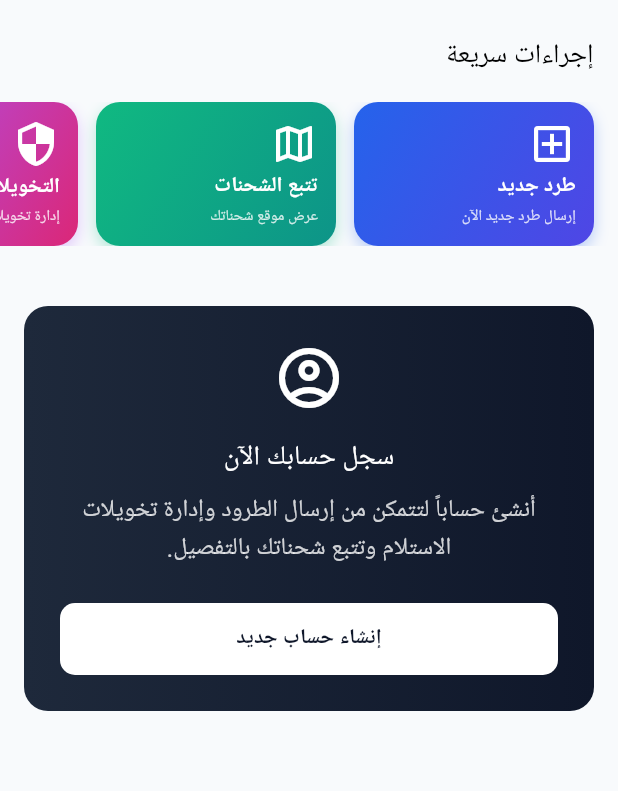
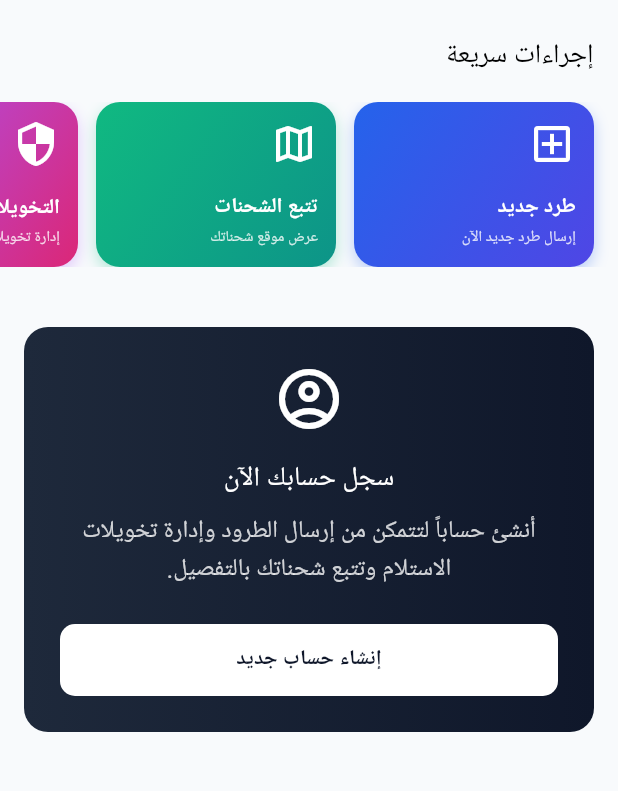
Before and after one commit to assem2023-habib/rma-mobile, a Flutter app: the screen it shows after launch, after a tap on "تسجيل الدخول", after a tap on "زائر", on a phone screen of 412 x 824 dp, the part 180-971 px from its top. Run offline on Flutter 3.47's test engine with Material 3 defaults, Android fonts, the phone set to English and light mode, and no system bars; our stand-ins replace cached_network_image, dartz, dio, equatable, flutter_bloc, flutter_map and 6 more; network calls fail; Roboto replaces fonts that are missing (Cairo).

Commit message:
Fix UI overflows in dashboard and stats cards

```diff
--- a/lib/core/theme/app_dimensions.dart
+++ b/lib/core/theme/app_dimensions.dart
@@ -29,7 +29,7 @@ class AppDimensions {
   static const double bottomNavHeight = 80.0;
   static const double appBarHeight = 72.0;
   static const double mapHeight = 320.0;
-  static const double quickActionCardHeight = 96.0;
+  static const double quickActionCardHeight = 110.0;
   static const double statsCardHeight = 120.0;
 
   // Avatars
--- a/lib/core/widgets/cards/stats_card.dart
+++ b/lib/core/widgets/cards/stats_card.dart
@@ -81,7 +81,7 @@ class StatsCard extends StatelessWidget {
               ),
             ],
           ),
-          const SizedBox(height: AppDimensions.spacing4),
+          const SizedBox(height: AppDimensions.spacing3),
           Text(
             title,
             style: AppTypography.bodySmall.copyWith(
@@ -91,7 +91,7 @@ class StatsCard extends StatelessWidget {
             maxLines: 1,
             overflow: TextOverflow.ellipsis,
           ),
-          const SizedBox(height: AppDimensions.spacing1),
+          const SizedBox(height: AppDimensions.spacing1 / 2),
           FittedBox(
             fit: BoxFit.scaleDown,
             alignment: Alignment.centerRight,
--- a/lib/features/dashboard/presentation/pages/dashboard_home_page.dart
+++ b/lib/features/dashboard/presentation/pages/dashboard_home_page.dart
@@ -397,7 +397,7 @@ class DashboardHomePage extends StatelessWidget {
                       crossAxisSpacing: AppDimensions.spacing3,
                       childAspectRatio: MediaQuery.of(context).size.width > 600
                           ? 1.5
-                          : 1.1,
+                          : 1.0,
                     ),
                     delegate: SliverChildListDelegate([
                       StatsCard(
--- a/lib/features/dashboard/presentation/widgets/quick_action_card.dart
+++ b/lib/features/dashboard/presentation/widgets/quick_action_card.dart
@@ -43,9 +43,12 @@ class QuickActionCard extends StatelessWidget {
         ),
         child: Column(
           crossAxisAlignment: CrossAxisAlignment.start,
+          mainAxisAlignment: MainAxisAlignment.spaceBetween,
           children: [
             Icon(icon, color: Colors.white, size: AppDimensions.iconXl),
-            const Spacer(),
+            Column(
+              crossAxisAlignment: CrossAxisAlignment.start,
+              children: [
                 Text(
                   title,
                   style: AppTypography.bodySmall.copyWith(
@@ -67,6 +70,8 @@ class QuickActionCard extends StatelessWidget {
                 ),
               ],
             ),
+          ],
+        ),
       ),
     );
   }
```
Lines whose indentation alone changed are shown as unchanged.
